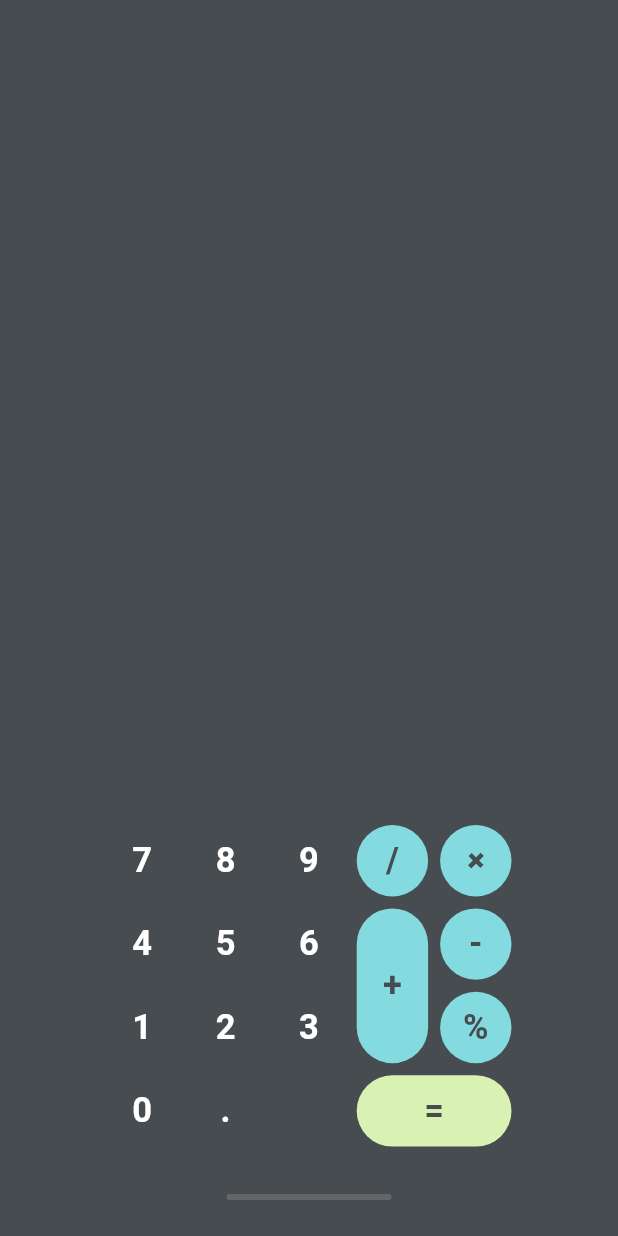
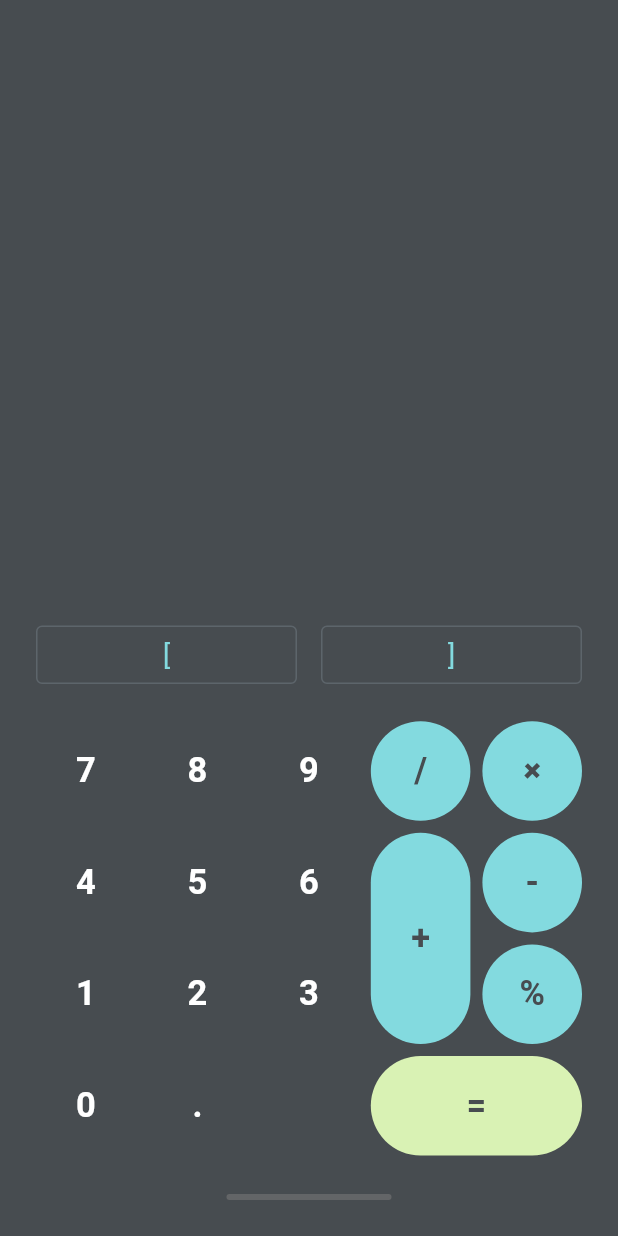
Before and after one commit to SadmanSarar/calculator_flutter_demo, a Flutter app: the screen it shows after launch, on a phone screen of 412 x 824 dp. Run offline on Flutter 3.47's test engine with Material 2 defaults, Android fonts, the phone set to English and light mode, and no system bars.

Commit message:
add bracket ui widget

```diff
--- a/lib/main.dart
+++ b/lib/main.dart
@@ -43,6 +43,11 @@ class MyHomePage extends StatefulWidget {
 class _MyHomePageState extends State<MyHomePage> {
   @override
   Widget build(BuildContext context) {
+    var width = MediaQuery.of(context).size.width - 48;
+
+    var widthPerCell = width / 5;
+
+    print(widthPerCell);
     var _staggeredTiles = <StaggeredTile>[
       StaggeredTile.count(1, 1),
       StaggeredTile.count(1, 1),
@@ -64,40 +69,71 @@ class _MyHomePageState extends State<MyHomePage> {
       StaggeredTile.count(2, 1),
     ];
     var _children = <Widget>[
-      CalculatorButton("7"),
-      CalculatorButton("8"),
-      CalculatorButton("9"),
-      CalculatorFunctionalButton("/"),
+      CalculatorButton("7", width: widthPerCell, height: widthPerCell),
+      CalculatorButton("8", width: widthPerCell, height: widthPerCell),
+      CalculatorButton("9", width: widthPerCell, height: widthPerCell),
+      CalculatorFunctionalButton("/",
+          width: widthPerCell, height: widthPerCell),
       Transform.rotate(
         angle: pi / 4,
-        child: CalculatorFunctionalButton("+"),
+        child: CalculatorFunctionalButton("+",
+            width: widthPerCell, height: widthPerCell),
       ),
-      CalculatorButton("4"),
-      CalculatorButton("5"),
-      CalculatorButton("6"),
+      CalculatorButton("4", width: widthPerCell, height: widthPerCell),
+      CalculatorButton("5", width: widthPerCell, height: widthPerCell),
+      CalculatorButton("6", width: widthPerCell, height: widthPerCell),
       ExtendedFunctionalButton(
         "+",
         textColor: Theme.of(context).primaryColor,
         backgroundColor: Theme.of(context).accentColor,
+        width: widthPerCell,
+        height: widthPerCell,
       ),
-      CalculatorFunctionalButton("-"),
-      CalculatorButton("1"),
-      CalculatorButton("2"),
-      CalculatorButton("3"),
-      CalculatorFunctionalButton("%"),
-      CalculatorButton("0"),
-      CalculatorButton("."),
-      CalculatorButton(""),
-      ExtendedFunctionalButton(
-        "=",
-        textColor: Theme.of(context).primaryColor,
-        backgroundColor: Color(0xFFD9F2B4),
-      ),
+      CalculatorFunctionalButton("-",
+          width: widthPerCell, height: widthPerCell),
+      CalculatorButton("1", width: widthPerCell, height: widthPerCell),
+      CalculatorButton("2", width: widthPerCell, height: widthPerCell),
+      CalculatorButton("3", width: widthPerCell, height: widthPerCell),
+      CalculatorFunctionalButton("%",
+          width: widthPerCell, height: widthPerCell),
+      CalculatorButton("0", width: widthPerCell, height: widthPerCell),
+      CalculatorButton(".", width: widthPerCell, height: widthPerCell),
+      CalculatorButton("", width: widthPerCell, height: widthPerCell),
+      ExtendedFunctionalButton("=",
+          textColor: Theme.of(context).primaryColor,
+          backgroundColor: Color(0xFFD9F2B4),
+          width: widthPerCell,
+          height: widthPerCell),
     ];
+
     return Scaffold(
       body: SafeArea(
         child: Stack(
           children: <Widget>[
+            Align(
+              alignment: Alignment.topCenter,
+              child: Container(
+                padding: EdgeInsets.only(bottom: width, left: 16, right: 16),
+                child: Column(
+                  crossAxisAlignment: CrossAxisAlignment.stretch,
+                  mainAxisAlignment: MainAxisAlignment.end,
+                  children: <Widget>[
+                    Row(
+                      crossAxisAlignment: CrossAxisAlignment.center,
+                      mainAxisAlignment: MainAxisAlignment.center,
+                      children: <Widget>[
+                        Expanded(
+                          child: buildBracketWidget(context, '['),
+                        ),
+                        Expanded(
+                          child: buildBracketWidget(context, ']'),
+                        ),
+                      ],
+                    )
+                  ],
+                ),
+              ),
+            ),
             Align(
               alignment: Alignment.bottomCenter,
               child: Padding(
@@ -112,8 +148,8 @@ class _MyHomePageState extends State<MyHomePage> {
               alignment: Alignment.bottomCenter,
               child: Container(
                 margin: EdgeInsets.only(bottom: 44),
-                height: 230,
-                width: 270,
+                height: width / 5 * 4 + 8,
+                width: width,
                 alignment: Alignment.center,
                 child: StaggeredGridView.count(
                   crossAxisCount: 5,
@@ -126,6 +162,38 @@ class _MyHomePageState extends State<MyHomePage> {
               ),
             ),
           ],
+        ),
+      ),
+    );
+  }
+
+  Widget buildBracketWidget(BuildContext context, String text) {
+    return Container(
+      margin: EdgeInsets.only(left: 8.0, right: 8.0, top: 4.0, bottom: 4.0),
+      child: Material(
+        color: Theme.of(context).primaryColor,
+        borderRadius: BorderRadius.circular(4.0),
+        child: InkWell(
+          borderRadius: BorderRadius.circular(4.0),
+          onTap: () {},
+          child: Container(
+            padding: EdgeInsets.all(8),
+            alignment: Alignment.center,
+            decoration: BoxDecoration(
+                borderRadius: BorderRadius.circular(4),
+                border: Border.all(
+                  color: Color(0xFF5D656B),
+                  width: 1.0,
+                  style: BorderStyle.solid,
+                )),
+            child: Text(
+              text,
+              style: TextStyle(
+                color: Theme.of(context).accentColor,
+                fontSize: 18,
+              ),
+            ),
+          ),
         ),
       ),
     );
@@ -156,11 +224,15 @@ class CalculatorButton extends StatelessWidget {
   final Color textColor;
   final Color backgroundColor;
   final Color highlightColor;
+  final double height;
+  final double width;
   CalculatorButton(
     this.text, {
     this.textColor = Colors.white,
     this.backgroundColor = const Color(0xFF474C50),
     this.highlightColor = const Color(0x66BCBCBC),
+    this.height = 50,
+    this.width = 50,
   });
   @override
   Widget build(BuildContext context) {
@@ -169,11 +241,14 @@ class CalculatorButton extends StatelessWidget {
       type: MaterialType.circle,
       child: InkWell(
         onTap: () {},
-        borderRadius: BorderRadius.circular(25),
+        borderRadius: BorderRadius.circular(width / 2),
         highlightColor: highlightColor,
         child: Container(
-          height: 50,
-          width: 50,
+          height: height,
+          width: width,
+          decoration: BoxDecoration(
+            shape: BoxShape.circle,
+          ),
           alignment: Alignment.center,
           child: Text(
             text,
@@ -191,7 +266,13 @@ class CalculatorButton extends StatelessWidget {
 
 class CalculatorFunctionalButton extends StatelessWidget {
   final String text;
-  CalculatorFunctionalButton(this.text);
+  final double height;
+  final double width;
+  CalculatorFunctionalButton(
+    this.text, {
+    this.height = 50,
+    this.width = 50,
+  });
   @override
   Widget build(BuildContext context) {
     return CalculatorButton(
@@ -199,6 +280,8 @@ class CalculatorFunctionalButton extends StatelessWidget {
       textColor: Theme.of(context).primaryColor,
       backgroundColor: Theme.of(context).accentColor,
       highlightColor: Theme.of(context).primaryColor.withAlpha(40),
+      height: height,
+      width: width,
     );
   }
 }
@@ -208,24 +291,28 @@ class ExtendedFunctionalButton extends StatelessWidget {
   final Color textColor;
   final Color backgroundColor;
   final Color highlightColor;
+  final double height;
+  final double width;
   ExtendedFunctionalButton(
     this.text, {
     this.textColor = Colors.white,
     this.backgroundColor = const Color(0xFF474C50),
     this.highlightColor = const Color(0x66BCBCBC),
+    this.height = 50,
+    this.width = 50,
   });
   @override
   Widget build(BuildContext context) {
     return Material(
-      borderRadius: BorderRadius.all(Radius.circular(25)),
+      borderRadius: BorderRadius.all(Radius.circular(width / 2)),
       color: backgroundColor,
       child: InkWell(
         onTap: () {},
-        borderRadius: BorderRadius.all(Radius.circular(25)),
+        borderRadius: BorderRadius.all(Radius.circular(width / 2)),
         highlightColor: highlightColor,
         child: Container(
-          height: 50,
-          width: 50,
+          height: height,
+          width: width,
           alignment: Alignment.center,
           child: Text(
             text,
```
